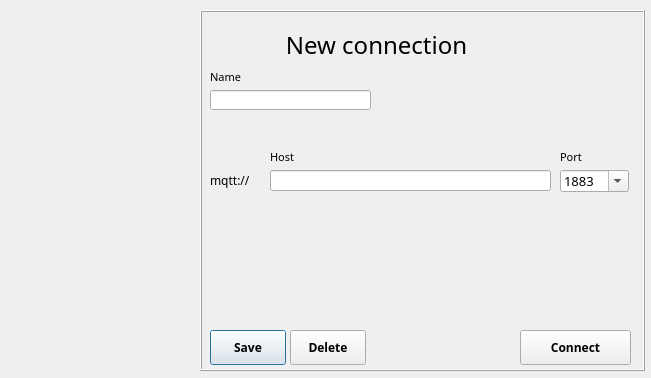
Qt form src/newconnection.ui (HarryMichal/fit-mqtt-explorer) before a commit.
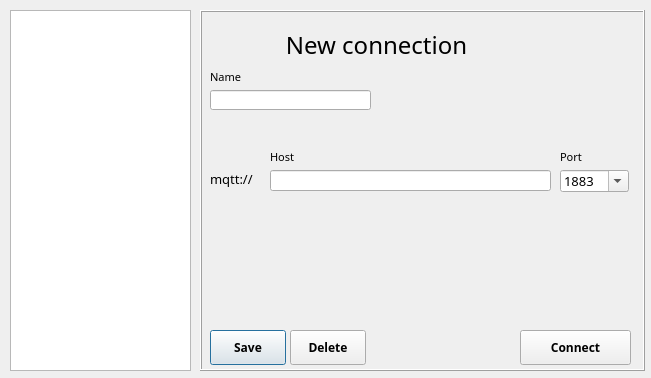
The same form after that commit.

Commit message: change name of list with saved adresses

What changed in the file:
```diff
--- a/src/newconnection.ui
+++ b/src/newconnection.ui
@@ -244,20 +244,44 @@
      <rect>
       <x>10</x>
       <y>160</y>
-      <width>41</width>
-      <height>21</height>
+      <width>46</width>
+      <height>17</height>
      </rect>
     </property>
     <property name="font">
      <font>
       <family>Arial Nova Light</family>
-      <pointsize>9</pointsize>
+      <pointsize>10</pointsize>
      </font>
     </property>
+    <property name="frameShape">
+     <enum>QFrame::NoFrame</enum>
+    </property>
     <property name="text">
      <string>mqtt://</string>
     </property>
    </widget>
+   <zorder>label</zorder>
+   <zorder>saveButt</zorder>
+   <zorder>deleteButt</zorder>
+   <zorder>connectButt</zorder>
+   <zorder>NameLineEdit</zorder>
+   <zorder>label_2</zorder>
+   <zorder>label_4</zorder>
+   <zorder>hostLineEdit</zorder>
+   <zorder>label_5</zorder>
+   <zorder>label_6</zorder>
+   <zorder>portNumber</zorder>
+  </widget>
+  <widget class="QListView" name="connectionsList">
+   <property name="geometry">
+    <rect>
+     <x>10</x>
+     <y>10</y>
+     <width>181</width>
+     <height>361</height>
+    </rect>
+   </property>
   </widget>
  </widget>
  <resources/>
```
Left out of the diff: 2 changed lines with no effect on the pictures.
